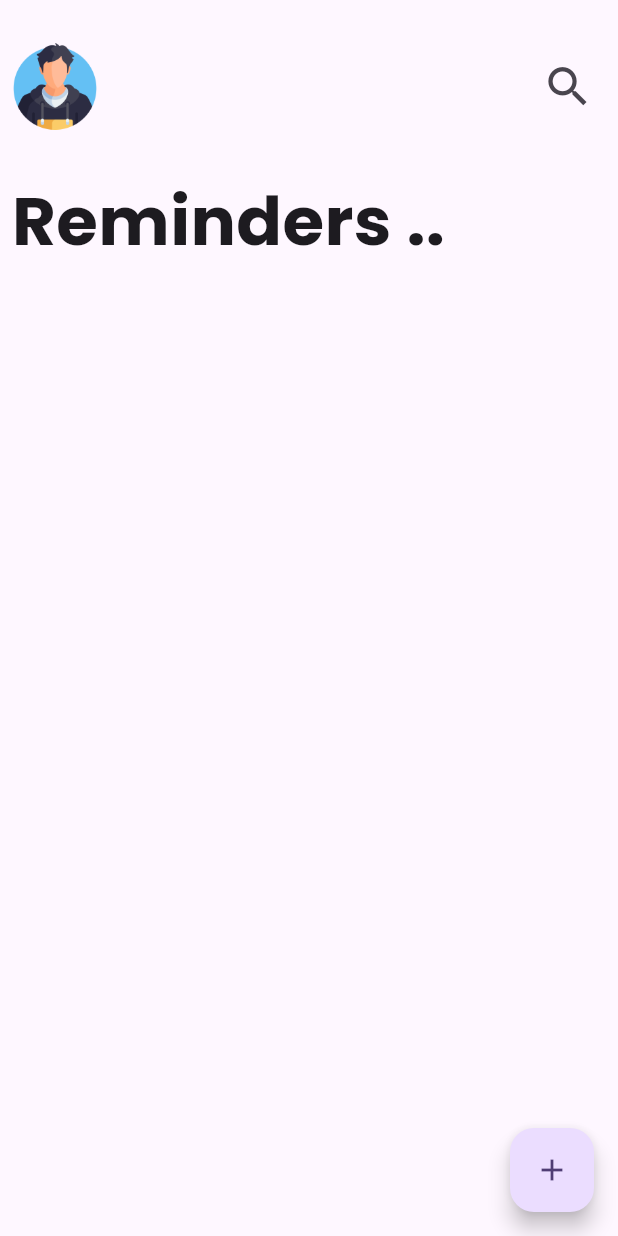
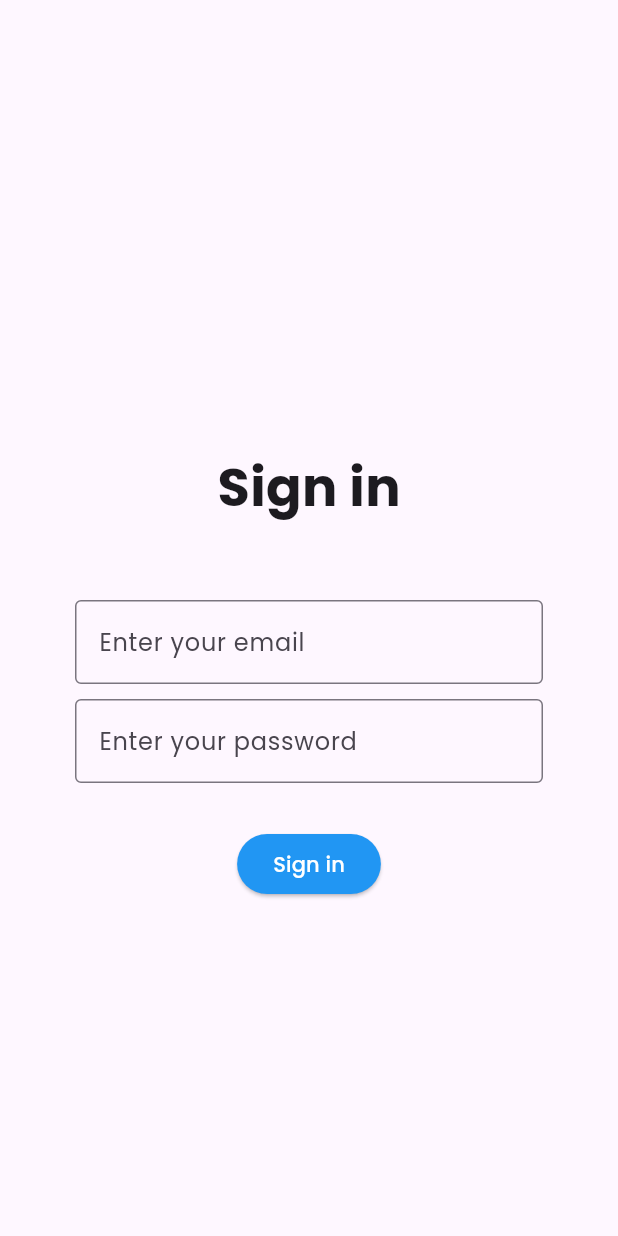
Before and after one commit to SheikMohideen007/ReminderApp, a Flutter app: the screen it shows after launch, on a phone screen of 412 x 824 dp. Run offline on Flutter 3.47's test engine with Material 3 defaults, Android fonts, the phone set to English and light mode, and no system bars; our stand-ins replace cloud_firestore, firebase_auth, firebase_core, font_awesome_flutter, google_fonts; accounts and stored records are empty.

Commit message:
signin auth completed

```diff
--- /dev/null
+++ b/lib/auth/authentication.dart
@@ -0,0 +1,25 @@
+import 'package:firebase_auth/firebase_auth.dart';
+
+class AuthService {
+  FirebaseAuth auth = FirebaseAuth.instance;
+
+  Future<User?> signInWithEmailPassword(String email, String password) async {
+    try {
+      UserCredential userCredential = await auth.signInWithEmailAndPassword(
+          email: email, password: password);
+      return userCredential.user;
+    } catch (e) {
+      print('$e');
+      return null;
+    }
+  }
+
+  //signout
+  Future<void> signOut() async {
+    try {
+      await auth.signOut();
+    } catch (e) {
+      print('$e');
+    }
+  }
+}
--- a/lib/main.dart
+++ b/lib/main.dart
@@ -2,6 +2,7 @@ import 'package:firebase_core/firebase_core.dart';
 import 'package:flutter/material.dart';
 import 'package:google_fonts/google_fonts.dart';
 import 'package:notes_application/firebase_options.dart';
+import 'package:notes_application/screens/auth_screen.dart';
 import 'package:notes_application/screens/display_notes.dart';
 
 void main() async {
@@ -21,7 +22,7 @@ class MyApp extends StatelessWidget {
           colorScheme: ColorScheme.fromSeed(seedColor: Colors.deepPurple),
           useMaterial3: true,
           textTheme: GoogleFonts.poppinsTextTheme()),
-      home: DisplayNotes(),
+      home: AuthScreen(),
     );
   }
 }
--- /dev/null
+++ b/lib/screens/auth_screen.dart
@@ -0,0 +1,65 @@
+import 'package:firebase_auth/firebase_auth.dart';
+import 'package:flutter/material.dart';
+import 'package:notes_application/auth/authentication.dart';
+
+class AuthScreen extends StatefulWidget {
+  const AuthScreen({super.key});
+
+  @override
+  State<AuthScreen> createState() => _AuthScreenState();
+}
+
+class _AuthScreenState extends State<AuthScreen> {
+  TextEditingController email = TextEditingController();
+  TextEditingController password = TextEditingController();
+  @override
+  Widget build(BuildContext context) {
+    return Scaffold(
+      body: Padding(
+        padding: EdgeInsets.symmetric(horizontal: 50),
+        child: SingleChildScrollView(
+          child: Column(
+            children: [
+              SizedBox(height: 300),
+              Text('Sign in',
+                  style: TextStyle(fontSize: 35, fontWeight: FontWeight.bold)),
+              SizedBox(height: 50),
+              TextField(
+                controller: email,
+                decoration: InputDecoration(
+                    border: OutlineInputBorder(),
+                    labelText: 'Enter your email'),
+              ),
+              SizedBox(height: 10),
+              TextField(
+                controller: password,
+                decoration: InputDecoration(
+                    border: OutlineInputBorder(),
+                    labelText: 'Enter your password'),
+              ),
+              SizedBox(height: 30),
+              ElevatedButton(
+                  style: ElevatedButton.styleFrom(
+                      backgroundColor: Colors.blue,
+                      foregroundColor: Colors.white),
+                  onPressed: () async {
+                    print(email.text);
+                    print(password.text);
+                    if (email.text != "" && password.text != "") {
+                      User? user = await AuthService().signInWithEmailPassword(
+                          email.text.trim(), password.text.trim());
+                      if (user != null) {
+                        print('Signed in as ${user.email}');
+                      } else {
+                        print('Sign in Failed');
+                      }
+                    }
+                  },
+                  child: Text('Sign in'))
+            ],
+          ),
+        ),
+      ),
+    );
+  }
+}
--- a/pubspec.yaml
+++ b/pubspec.yaml
@@ -30,6 +30,7 @@ environment:
 dependencies:
   cloud_firestore: ^5.4.3
   cupertino_icons: ^1.0.6
+  firebase_auth: ^5.3.1
   firebase_core: ^3.6.0
   flutter:
     sdk: flutter
```
Also changed, not shown: lib/screens/display_notes.dart (+30 -13 lines), pubspec.lock, 4 other files.
